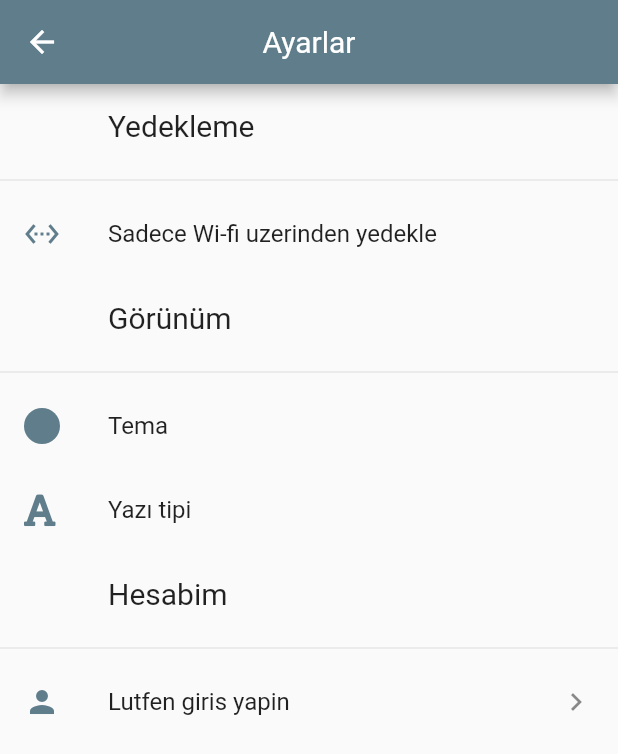
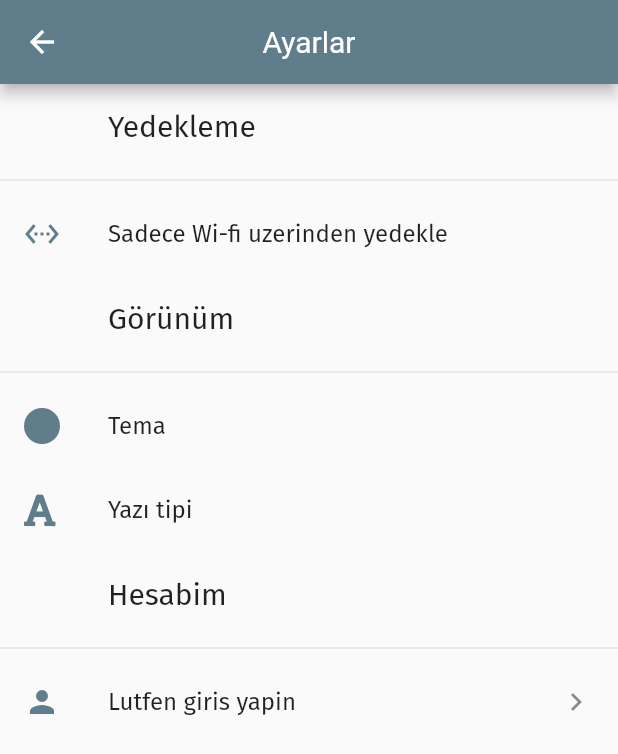
Before and after one commit to cem-ergin/diary, a Flutter app: the screen it shows after launch, after a tap on the "settings" icon, on a phone screen of 412 x 824 dp. Shown: the top 754 px of the screen. Run offline on Flutter 3.47's test engine with Material 2 defaults, Android fonts, the phone set to English and light mode, and no system bars; our stand-ins replace font_awesome_flutter, google_fonts, image_picker, shared_preferences, slider_button; Roboto replaces fonts that are missing (Aclonica).

Commit message:
font ayarlandi

```diff
--- a/lib/constants/shared_preferences_constants.dart
+++ b/lib/constants/shared_preferences_constants.dart
@@ -1,4 +1,5 @@
 class SharedPreferencesConstants {
   static const String THEME = "theme";
+  static const String FONT = "font";
   static const String WIFI = "wifi";
 }
--- a/lib/helpers/shared_preferences_helper.dart
+++ b/lib/helpers/shared_preferences_helper.dart
@@ -5,6 +5,11 @@ class SharedPreferencesHelper {
   static Future<void> setThemeToSharedPreferences(int index) async {
     SharedPreferences prefs = await SharedPreferences.getInstance();
     prefs.setInt(SharedPreferencesConstants.THEME, index);
+  }
+
+  static Future<void> setFontToSharedPreferences(int index) async {
+    SharedPreferences prefs = await SharedPreferences.getInstance();
+    prefs.setInt(SharedPreferencesConstants.FONT, index);
   }
 
   // Future<void> getTheme(BuildContext context) async {
--- a/lib/providers/text_theme_provider.dart
+++ b/lib/providers/text_theme_provider.dart
@@ -1,11 +1,36 @@
 import 'package:flutter/material.dart';
 import 'package:google_fonts/google_fonts.dart';
+import 'package:gunluk/constants/google_text_themes.dart';
+
+import 'package:gunluk/constants/shared_preferences_constants.dart';
+import 'package:gunluk/themes/theme.dart';
+import 'package:shared_preferences/shared_preferences.dart';
 
 class TextThemeProvider extends ChangeNotifier {
-  TextTheme _textTheme = GoogleFonts.aclonicaTextTheme();
+  TextThemeProvider() {
+    print("getting default text theme...");
+    getDefaultTextTheme();
+  }
+
+  TextTheme _textTheme = GoogleFonts.firaSansTextTheme();
   TextTheme get textTheme => _textTheme;
   void changeTextTheme(TextTheme textTheme) {
     _textTheme = textTheme;
     notifyListeners();
   }
+
+  Future<void> getDefaultTextTheme() async {
+    SharedPreferences prefs = await SharedPreferences.getInstance();
+    int index = prefs.getInt(SharedPreferencesConstants.FONT);
+
+    try {
+      print("getting font index: " + index.toString());
+      _textTheme = MyGoogleTextThemes.getMyTextThemes()[index];
+    } catch (e) {
+      print("an error accured on getDefaultTextTheme, error: $e");
+      _textTheme = GoogleFonts.firaSansTextTheme();
+    }
+
+    notifyListeners();
+  }
 }
```
Also changed, not shown: lib/pages/settings_page/change_font_page/change_font_page.dart (+14 -5 lines).
